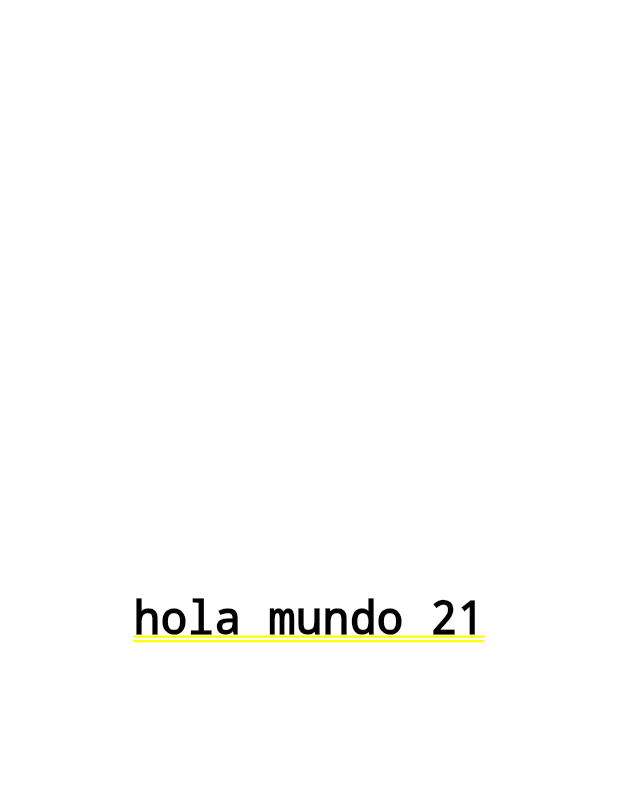
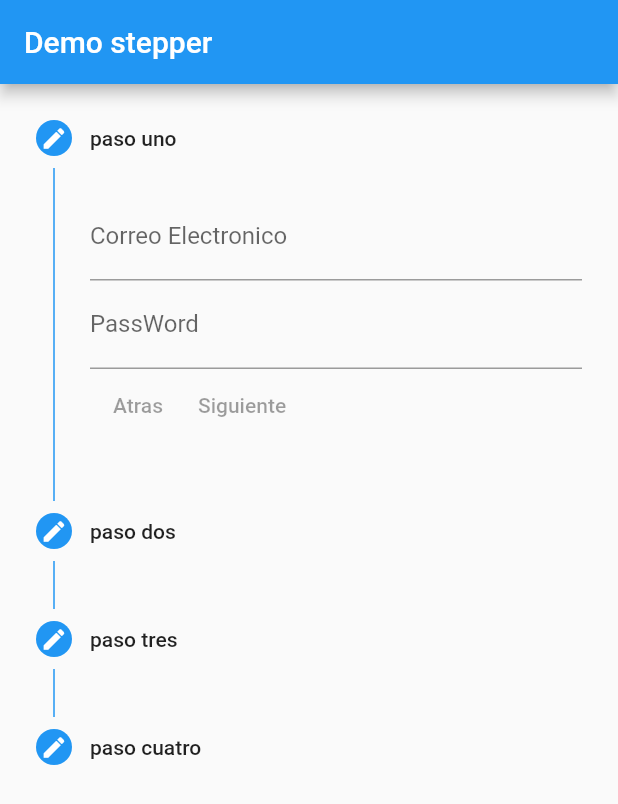
Before and after one commit to urbanoprogramador/flutterCurso, a Flutter app: the screen it shows after launch, on a phone screen of 412 x 824 dp. Shown: the top 804 px of the screen. Run offline on Flutter 3.47's test engine with Material 2 defaults, Android fonts, the phone set to English and light mode, and no system bars.

Commit message:
prueba con stepper

```diff
--- a/lib/main.dart
+++ b/lib/main.dart
@@ -1,10 +1,10 @@
 import 'package:flutter/material.dart';
 
 void main() {
-  runApp(
-       MaterialApp(
-         title:'Demo cuentas',
-        theme:ThemeData(
+  runApp(MaterialApp(
+      debugShowCheckedModeBanner: false,
+      title: 'Demo cuentas',
+      theme: ThemeData(
         // This is the theme of your application.
         //
         // Try running your application with "flutter run". You'll see the
@@ -15,13 +15,132 @@ void main() {
         // Notice that the counter didn't reset back to zero; the application
         // is not restarted.
         primarySwatch: Colors.blue,
+      ),
+      home: MyStepper()));
+}
 
-      ),  home:new Center(
-          child:new Directionality(
-            textDirection: TextDirection.ltr,
-            child:new Text('hola mundo 21',style:TextStyle(backgroundColor: Colors.white,fontSize: 30,color: Colors.black)),
+class MyStepper extends StatefulWidget {
+  MyStepper({Key key}) : super(key: key);
+
+  _MyStepperState createState() => _MyStepperState();
+}
+
+class _MyStepperState extends State<MyStepper> {
+  int _currentStep = 0;
+
+  bool complete = false;
+
+  next() {
+    _currentStep + 1 != _myStep.length
+        ? goTo(_currentStep + 1)
+        : setState(() => complete = true);
+  }
+
+  cancel() {
+    if (_currentStep > 0) {
+      goTo(_currentStep - 1);
+    }
+  }
+
+  goTo(int step) {
+    setState(() => _currentStep = step);
+  }
+
+  List<Step> _myStep = [
+    Step(
+      title: Text('paso uno'),
+      isActive: true,
+      state: StepState.editing,
+      content: Column(
+        children: [
+          TextFormField(
+            decoration: InputDecoration(labelText: 'Correo Electronico'),
           ),
-        )
-       )
+          TextFormField(
+            decoration: InputDecoration(labelText: 'PassWord'),
+          )
+        ],
+      ),
+    ),
+    Step(
+      title: Text('paso dos'),
+      isActive: true,
+      state: StepState.editing,
+      content: Column(
+        children: [
+          TextFormField(
+            decoration: InputDecoration(labelText: 'Home Address'),
+          ),
+          TextFormField(
+            decoration: InputDecoration(labelText: 'Postcode'),
+          )
+        ],
+      ),
+    ),
+    Step(
+      title: Text('paso tres'),
+      isActive: true,
+      state: StepState.editing,
+      content: Column(
+        children: [
+          TextFormField(
+            decoration: InputDecoration(labelText: 'Home Address'),
+          ),
+          TextFormField(
+            decoration: InputDecoration(labelText: 'Postcode'),
+          )
+        ],
+      ),
+    ),
+    Step(
+      title: Text('paso cuatro'),
+      isActive: true,
+      state: StepState.editing,
+      content: Column(
+        children: [
+          TextFormField(
+            decoration: InputDecoration(labelText: 'Home Address'),
+          ),
+          TextFormField(
+            decoration: InputDecoration(labelText: 'Postcode'),
+          )
+        ],
+      ),
+    )
+  ];
+
+  @override
+  Widget build(BuildContext context) {
+    return Container(
+      child: Scaffold(
+          appBar: AppBar(
+            title: Text('Demo stepper'),
+          ),
+          body: Container(
+            child: Stepper(
+              //type: StepperType.horizontal,
+              controlsBuilder: (BuildContext context,
+                  {VoidCallback onStepContinue, VoidCallback onStepCancel}) {
+                return Row(
+                  children: <Widget>[
+                    TextButton(
+                      onPressed: onStepCancel,
+                      child: const Text('Atras'),
+                    ),
+                    TextButton(
+                      onPressed: onStepContinue,
+                      child: const Text('Siguiente'),
+                    ),
+                  ],
+                );
+              },
+              currentStep: _currentStep,
+              steps: _myStep,
+              onStepContinue: next,
+              onStepTapped: (step) => goTo(step),
+              onStepCancel: cancel,
+            ),
+          )),
     );
+  }
 }
```
